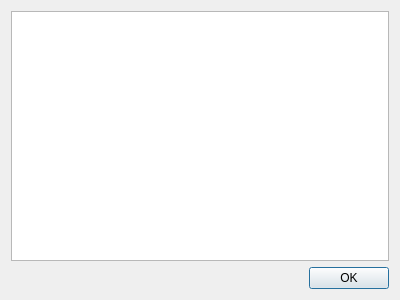
Qt form src/viewalladdresses.ui (ZcashFoundation/zecwallet) before a commit.
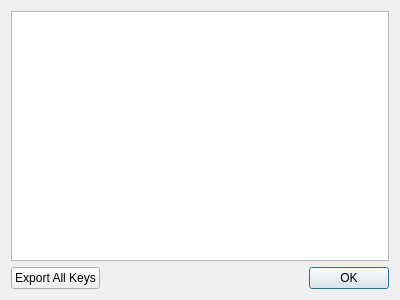
The same form after that commit.

Commit message: Add export all keys

The edit to the form file:
```diff
--- a/src/viewalladdresses.ui
+++ b/src/viewalladdresses.ui
@@ -14,7 +14,24 @@
    <string>All Addresses</string>
   </property>
   <layout class="QGridLayout" name="gridLayout">
-   <item row="0" column="0">
+   <item row="1" column="1">
+    <widget class="QDialogButtonBox" name="buttonBox">
+     <property name="orientation">
+      <enum>Qt::Horizontal</enum>
+     </property>
+     <property name="standardButtons">
+      <set>QDialogButtonBox::Ok</set>
+     </property>
+    </widget>
+   </item>
+   <item row="1" column="0">
+    <widget class="QPushButton" name="btnExportAll">
+     <property name="text">
+      <string>Export All Keys</string>
+     </property>
+    </widget>
+   </item>
+   <item row="0" column="0" colspan="2">
     <widget class="QTableView" name="tblAddresses">
      <property name="selectionMode">
       <enum>QAbstractItemView::SingleSelection</enum>
@@ -24,16 +41,6 @@
      </attribute>
     </widget>
    </item>
-   <item row="1" column="0">
-    <widget class="QDialogButtonBox" name="buttonBox">
-     <property name="orientation">
-      <enum>Qt::Horizontal</enum>
-     </property>
-     <property name="standardButtons">
-      <set>QDialogButtonBox::Ok</set>
-     </property>
-    </widget>
-   </item>
   </layout>
  </widget>
  <resources/>
```
